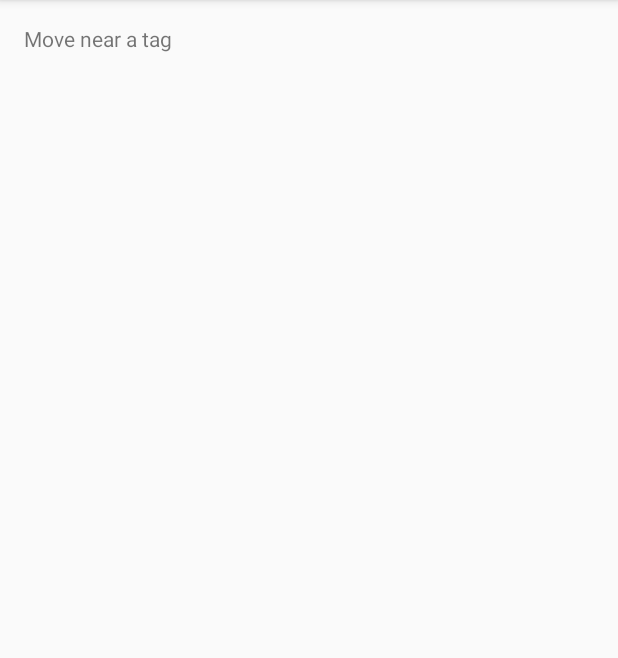
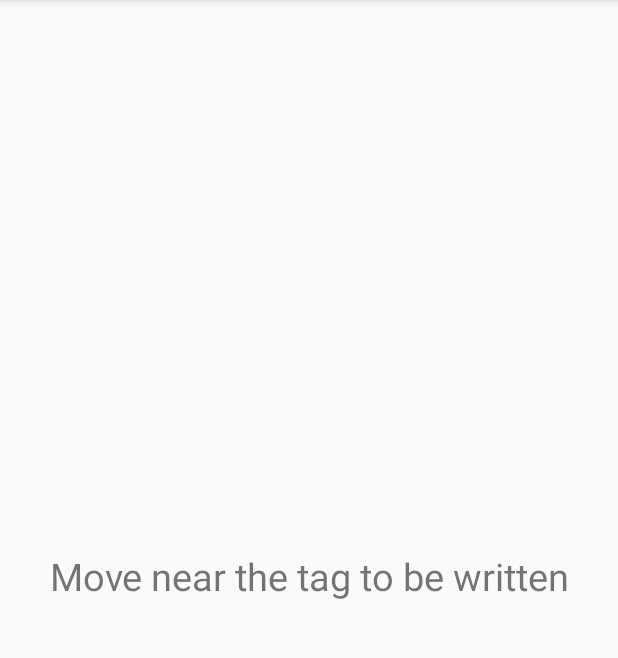
Before and after one commit to mitchtehfrog/NFCapp, an Android app: the layout activity_write_note.xml on its own in the app's theme, with its tools: preview values and no code run, on a phone screen of 412 x 824 dp, the part 84-742 px from its top. Run offline under Robolectric (Android 15) with nearby library versions, the phone set to English and light mode, and no system bars.

Commit message:
pre-final version, give me some time to zzz before I present it

```diff
--- a/app/src/main/AndroidManifest.xml
+++ b/app/src/main/AndroidManifest.xml
@@ -10,7 +10,7 @@
 
     <application
         android:allowBackup="true"
-        android:icon="@mipmap/ic_launcher"
+        android:icon="@drawable/nfcapp"
         android:label="@string/app_name"
         android:theme="@style/AppTheme" >
         <activity
--- a/app/src/main/java/edu/elon/cs/nfcbulletin/EditOrDeleteActivity.java
+++ b/app/src/main/java/edu/elon/cs/nfcbulletin/EditOrDeleteActivity.java
@@ -8,6 +8,8 @@ import android.os.Bundle;
 import android.view.Menu;
 import android.view.MenuItem;
 import android.view.View;
+import android.view.Window;
+import android.view.WindowManager;
 
 import java.util.ArrayList;
 
@@ -16,6 +18,9 @@ public class EditOrDeleteActivity extends Activity {
     @Override
     protected void onCreate(Bundle savedInstanceState) {
         super.onCreate(savedInstanceState);
+        requestWindowFeature(Window.FEATURE_NO_TITLE);
+        getWindow().setFlags(WindowManager.LayoutParams.FLAG_FULLSCREEN,
+                WindowManager.LayoutParams.FLAG_FULLSCREEN);
         setContentView(R.layout.activity_edit_or_delete);
         Intent intent = getIntent();
     }
--- a/app/src/main/java/edu/elon/cs/nfcbulletin/EnterTextActivity.java
+++ b/app/src/main/java/edu/elon/cs/nfcbulletin/EnterTextActivity.java
@@ -13,6 +13,8 @@ import android.util.Log;
 import android.view.Menu;
 import android.view.MenuItem;
 import android.view.View;
+import android.view.Window;
+import android.view.WindowManager;
 import android.widget.EditText;
 import android.widget.Toast;
 
@@ -27,6 +29,9 @@ public class EnterTextActivity extends Activity {
     @Override
     protected void onCreate(Bundle savedInstanceState) {
         super.onCreate(savedInstanceState);
+        requestWindowFeature(Window.FEATURE_NO_TITLE);
+        getWindow().setFlags(WindowManager.LayoutParams.FLAG_FULLSCREEN,
+                WindowManager.LayoutParams.FLAG_FULLSCREEN);
         setContentView(R.layout.activity_enter_text);
         Intent intent = getIntent();
             stringArrayList = intent.getStringArrayListExtra("messages");
--- a/app/src/main/java/edu/elon/cs/nfcbulletin/ViewTagContentActivity.java
+++ b/app/src/main/java/edu/elon/cs/nfcbulletin/ViewTagContentActivity.java
@@ -11,6 +11,8 @@ import android.os.Bundle;
 import android.view.Menu;
 import android.view.MenuItem;
 import android.view.View;
+import android.view.Window;
+import android.view.WindowManager;
 import android.widget.AdapterView;
 import android.widget.ArrayAdapter;
 import android.widget.ListView;
@@ -35,6 +37,9 @@ public class ViewTagContentActivity extends Activity {
     @Override
     protected void onCreate(Bundle savedInstanceState) {
         super.onCreate(savedInstanceState);
+        requestWindowFeature(Window.FEATURE_NO_TITLE);
+        getWindow().setFlags(WindowManager.LayoutParams.FLAG_FULLSCREEN,
+                WindowManager.LayoutParams.FLAG_FULLSCREEN);
         setContentView(R.layout.activity_view_tag_content);
 
        listView = (ListView) findViewById(R.id.messageList);
@@ -123,6 +128,7 @@ public class ViewTagContentActivity extends Activity {
          //   stringArrayList.add("");
       //  }
         intent.putStringArrayListExtra("messages", stringArrayList);
+        finish();
         startActivity(intent);
     }
 
--- a/app/src/main/java/edu/elon/cs/nfcbulletin/WriteNoteActivity.java
+++ b/app/src/main/java/edu/elon/cs/nfcbulletin/WriteNoteActivity.java
@@ -14,6 +14,8 @@ import android.os.Parcelable;
 import android.util.Log;
 import android.view.Menu;
 import android.view.MenuItem;
+import android.view.Window;
+import android.view.WindowManager;
 import android.widget.Toast;
 
 import java.util.ArrayList;
@@ -28,6 +30,9 @@ public class WriteNoteActivity extends Activity {
     @Override
     protected void onCreate(Bundle savedInstanceState) {
         super.onCreate(savedInstanceState);
+        requestWindowFeature(Window.FEATURE_NO_TITLE);
+        getWindow().setFlags(WindowManager.LayoutParams.FLAG_FULLSCREEN,
+                WindowManager.LayoutParams.FLAG_FULLSCREEN);
         setContentView(R.layout.activity_write_note);
         Intent intent = getIntent();
         newNdefMessage = intent.getParcelableExtra("message");
--- a/app/src/main/res/layout/activity_write_note.xml
+++ b/app/src/main/res/layout/activity_write_note.xml
@@ -7,8 +7,11 @@
     tools:context="edu.elon.cs.nfcbulletin.WriteNoteActivity">
 
     <TextView
-        android:text="Move near a tag"
+        android:text="Move near the tag to be written"
         android:layout_width="match_parent"
-        android:layout_height="match_parent" />
+        android:layout_height="match_parent"
+        android:textAlignment="center"
+        android:gravity="center"
+        android:textSize="25dp"/>
 
 </RelativeLayout>
```
Also changed, not shown: app/src/main/java/edu/elon/cs/nfcbulletin/ScanNFCActivity.java (+7 -0 lines).
